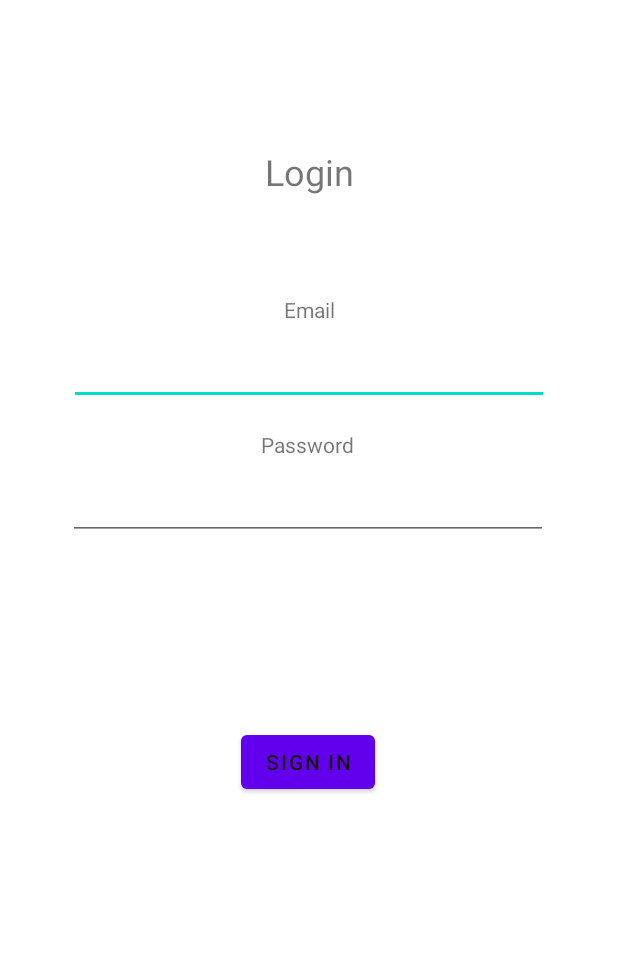
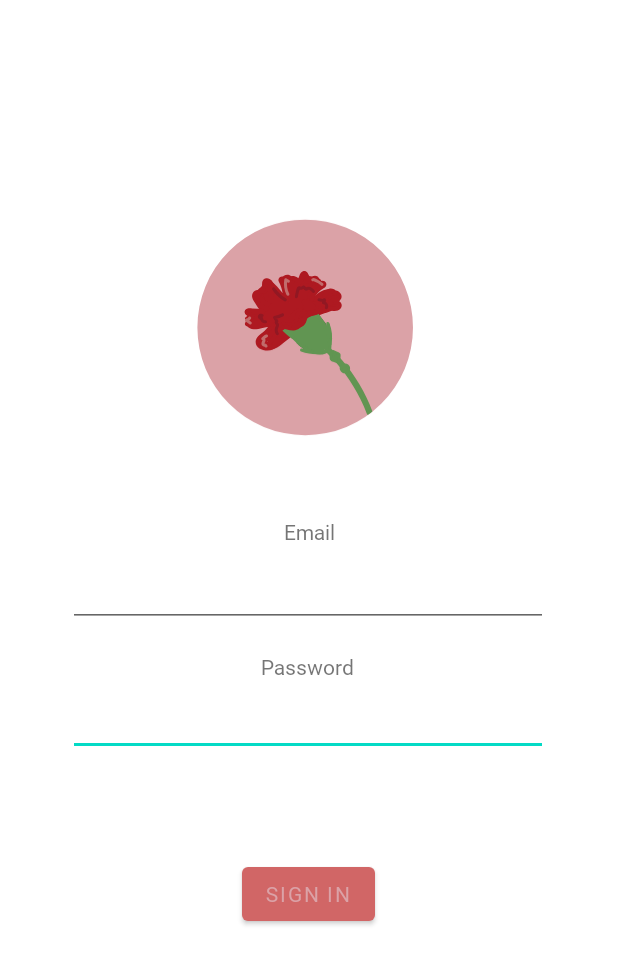
Before and after one commit to mrquintas98/PF-PanaVideo, an Android app: the screen it shows after launch (LoginActivity), on a phone screen of 412 x 824 dp. Shown: the top 964 px of the screen. Run offline under Robolectric (Android 15) with nearby library versions, the phone set to English and light mode, and no system bars.

Commit message:
Updates
Design update
Verificação do Login funcional
Removido Bug do mapa

```diff
--- a/javaPPandroid/app/src/main/AndroidManifest.xml
+++ b/javaPPandroid/app/src/main/AndroidManifest.xml
@@ -7,6 +7,7 @@
     <uses-permission android:name="android.permission.ACCESS_COARSE_LOCATION" />
     <uses-permission android:name="android.permission.ACCESS_NETWORK_STATE" />
     <uses-permission android:name="com.google.android.providers.gsf.permission.READ_GSERVICES" />
+
 
     <application
         android:allowBackup="true"
@@ -57,6 +58,8 @@
             android:name=".MapsActivity"
             android:exported="true"
             android:label="@string/title_activity_maps" />
+
+        <uses-library android:name="org.apache.http.legacy" android:required="false"/>
     </application>
 
 </manifest>
--- a/javaPPandroid/app/src/main/java/com/example/javappandroid/LoginActivity.java
+++ b/javaPPandroid/app/src/main/java/com/example/javappandroid/LoginActivity.java
@@ -4,18 +4,28 @@ import androidx.appcompat.app.AppCompatActivity;
 
 import android.content.Intent;
 import android.os.Bundle;
+import android.os.Handler;
 import android.util.Log;
 import android.view.View;
 import android.widget.Button;
 import android.widget.EditText;
 
+import org.json.JSONArray;
+
 import java.util.HashMap;
 import java.util.Map;
+import java.util.Timer;
+import java.util.TimerTask;
+import java.util.concurrent.TimeUnit;
+
 
 public class LoginActivity extends AppCompatActivity {
 
     EditText user,pass;
     Button btn;
+    Handler handler = new Handler();
+    Runnable runnable;
+    Timer timer = new Timer();
 
     @Override
     protected void onCreate(Bundle savedInstanceState) {
@@ -43,11 +53,29 @@ public class LoginActivity extends AppCompatActivity {
 
             Post task = new Post(postData);
             task.execute("https://prototype-p.herokuapp.com/users/login");
+
+
+
+            TimeUnit.SECONDS.sleep(2);
+            if(task.status == 200){
+                changeActivity();
+            }
+
+
+
+
+
+
+
         } catch (Exception e){
             e.printStackTrace();
             Log.i("ERRO","Utilizador não existe");
         }
 
+
+    }
+
+    public void changeActivity(){
         startActivity(new Intent(this,Dashboard.class));
         overridePendingTransition(0,0);
     }
--- a/javaPPandroid/app/src/main/java/com/example/javappandroid/MapsActivity.java
+++ b/javaPPandroid/app/src/main/java/com/example/javappandroid/MapsActivity.java
@@ -74,7 +74,7 @@ public class MapsActivity extends DrawerBaseActivity implements OnMapReadyCallba
     private double markerLat;
     private double markerLon;
     private int cont = 0;
-    public static boolean route = RouteActivity.isRoute;
+    boolean route = RouteActivity.isRoute;
 
 
 
@@ -130,7 +130,7 @@ public class MapsActivity extends DrawerBaseActivity implements OnMapReadyCallba
     @Override
     public void onMapReady(GoogleMap googleMap) {
         mMap = googleMap;
-
+        System.out.println("ISROUTE ="+route);
         if(route){
             cont = 0;
             try {
@@ -165,6 +165,7 @@ public class MapsActivity extends DrawerBaseActivity implements OnMapReadyCallba
             }
 
         }else {
+
             try {
                 getServerRequest = new serverRequest();
                 points = getServerRequest.execute("https://prototype-p.herokuapp.com/points/points").get();
--- a/javaPPandroid/app/src/main/java/com/example/javappandroid/Post.java
+++ b/javaPPandroid/app/src/main/java/com/example/javappandroid/Post.java
@@ -18,11 +18,16 @@ import java.util.Map;
 
 public class Post extends AsyncTask<String, Void, JSONArray> {
     JSONObject postData;
+    int status = 0;
 
     public Post(Map<String, String> postData) {
         if (postData != null) {
             this.postData = new JSONObject(postData);
         }
+    }
+
+    public int getStatusCode (){
+        return status;
     }
 
     @Override
@@ -48,6 +53,8 @@ public class Post extends AsyncTask<String, Void, JSONArray> {
             }
 
             int statusCode = urlConnection.getResponseCode();
+            status = statusCode;
+            System.out.println("STATUS POST = "+ status);
 
             if (statusCode == 200) {
 
@@ -55,6 +62,7 @@ public class Post extends AsyncTask<String, Void, JSONArray> {
 
                 String response = convertInputStreamToString(inputStream);
                 Log.i("RESULT", response);
+
 
                 // Falta converter para JSON ARRAY ou JSONOBJECT
 
--- a/javaPPandroid/app/src/main/java/com/example/javappandroid/RouteActivity.java
+++ b/javaPPandroid/app/src/main/java/com/example/javappandroid/RouteActivity.java
@@ -54,6 +54,7 @@ public class RouteActivity extends DrawerBaseActivity {
         pointArrayList = new ArrayList<>();
         pointArrayAdapter = new ArrayAdapter<>(getApplicationContext(), android.R.layout.simple_list_item_1,pointArrayList);
         listView.setAdapter(pointArrayAdapter);
+        isRoute = false;
 
 
         try {
--- a/javaPPandroid/app/src/main/res/layout/activity_login.xml
+++ b/javaPPandroid/app/src/main/res/layout/activity_login.xml
@@ -6,23 +6,22 @@
     android:layout_height="match_parent"
     tools:context=".LoginActivity">
 
-    <EditText
-        android:id="@+id/login_email"
-        android:layout_width="320dp"
-        android:layout_height="42dp"
-        android:layout_marginTop="228dp"
-        android:ems="10"
-        android:inputType="textEmailAddress"
+    <TextView
+        android:id="@+id/PasswordText"
+        android:layout_width="wrap_content"
+        android:layout_height="wrap_content"
+        android:layout_marginBottom="8dp"
+        android:text="Password"
+        app:layout_constraintBottom_toTopOf="@+id/login_pass"
         app:layout_constraintEnd_toEndOf="parent"
-        app:layout_constraintHorizontal_bias="0.497"
-        app:layout_constraintStart_toStartOf="parent"
-        app:layout_constraintTop_toTopOf="parent" />
+        app:layout_constraintHorizontal_bias="0.498"
+        app:layout_constraintStart_toStartOf="parent" />
 
     <EditText
         android:id="@+id/login_pass"
         android:layout_width="320dp"
         android:layout_height="42dp"
-        android:layout_marginTop="48dp"
+        android:layout_marginTop="44dp"
         android:ems="10"
         android:inputType="textPassword"
         app:layout_constraintEnd_toEndOf="parent"
@@ -30,30 +29,28 @@
         app:layout_constraintStart_toStartOf="parent"
         app:layout_constraintTop_toBottomOf="@+id/login_email" />
 
-    <Button
-        android:id="@+id/login_button"
-        android:layout_width="wrap_content"
-        android:layout_height="wrap_content"
-        android:layout_marginTop="124dp"
-        android:onClick="onButtonClick"
-        android:text="Sign in"
-        android:textColor="#171313"
+    <EditText
+        android:id="@+id/login_email"
+        android:layout_width="320dp"
+        android:layout_height="42dp"
+        android:layout_marginTop="376dp"
+        android:ems="10"
+        android:inputType="textEmailAddress"
         app:layout_constraintEnd_toEndOf="parent"
-        app:layout_constraintHorizontal_bias="0.498"
-        app:layout_constraintStart_toStartOf="parent"
-        app:layout_constraintTop_toBottomOf="@+id/login_pass"
-        app:strokeColor="#100C0C" />
-
-    <TextView
-        android:id="@+id/LoginText"
-        android:layout_width="wrap_content"
-        android:layout_height="wrap_content"
-        android:text="Login"
-        android:textSize="24sp"
-        app:layout_constraintBottom_toTopOf="@+id/login_email"
-        app:layout_constraintEnd_toEndOf="parent"
+        app:layout_constraintHorizontal_bias="0.494"
         app:layout_constraintStart_toStartOf="parent"
         app:layout_constraintTop_toTopOf="parent" />
+
+    <ImageView
+        android:id="@+id/imageView"
+        android:layout_width="250dp"
+        android:layout_height="250dp"
+        android:layout_marginBottom="64dp"
+        app:layout_constraintBottom_toBottomOf="@+id/login_email"
+        app:layout_constraintEnd_toEndOf="parent"
+        app:layout_constraintHorizontal_bias="0.496"
+        app:layout_constraintStart_toStartOf="parent"
+        app:srcCompat="@drawable/ic_icone" />
 
     <TextView
         android:id="@+id/EmailText"
@@ -65,14 +62,18 @@
         app:layout_constraintEnd_toEndOf="parent"
         app:layout_constraintStart_toStartOf="parent" />
 
-    <TextView
-        android:id="@+id/PasswordText"
+    <Button
+        android:id="@+id/login_button"
         android:layout_width="wrap_content"
         android:layout_height="wrap_content"
-        android:layout_marginBottom="12dp"
-        android:text="Password"
-        app:layout_constraintBottom_toTopOf="@+id/login_pass"
+        android:layout_marginTop="68dp"
+        android:onClick="onButtonClick"
+        android:text="Sign in"
+        android:textColor="#DBA2A7"
         app:layout_constraintEnd_toEndOf="parent"
         app:layout_constraintHorizontal_bias="0.498"
-        app:layout_constraintStart_toStartOf="parent" />
+        app:layout_constraintStart_toStartOf="parent"
+        app:layout_constraintTop_toBottomOf="@+id/login_pass"
+        app:strokeColor="#100C0C" />
+
 </androidx.constraintlayout.widget.ConstraintLayout>
--- a/javaPPandroid/app/src/main/res/values/colors.xml
+++ b/javaPPandroid/app/src/main/res/values/colors.xml
@@ -10,4 +10,6 @@
     <color name="red_2">#C52236</color>
     <color name="pink">#EDCFD5</color>
     <color name="white2">#F8F8F8</color>
+    <color name="orangeRL">#D16666</color>
+    <color name="pinkRL2">#DBA2A7</color>
 </resources>
--- a/javaPPandroid/app/src/main/res/values/themes.xml
+++ b/javaPPandroid/app/src/main/res/values/themes.xml
@@ -2,7 +2,7 @@
     <!-- Base application theme. -->
     <style name="Theme.JavaPPandroid" parent="Theme.MaterialComponents.DayNight.NoActionBar">
         <!-- Primary brand color. -->
-        <item name="colorPrimary">@color/purple_500</item>
+        <item name="colorPrimary">@color/orangeRL</item>
         <item name="colorPrimaryVariant">@color/purple_700</item>
         <item name="colorOnPrimary">@color/black</item>
         <!-- Secondary brand color. -->
@@ -12,6 +12,8 @@
         <!-- Status bar color. -->
         <item name="android:statusBarColor" tools:targetApi="l">?attr/colorPrimaryVariant</item>
         <!-- Customize your theme here. -->
+        <item name="android:fontFamily">@font/roboto_regular</item>
+
     </style>
 
     <style name="Theme.JavaPPandroid.NoActionBar">
@@ -22,4 +24,6 @@
     <style name="Theme.JavaPPandroid.AppBarOverlay" parent="ThemeOverlay.AppCompat.Dark.ActionBar" />
 
     <style name="Theme.JavaPPandroid.PopupOverlay" parent="ThemeOverlay.AppCompat.Light" />
+
+
 </resources>
```
Also changed, not shown: javaPPandroid/app/src/main/res/font/roboto_regular.ttf (added).
